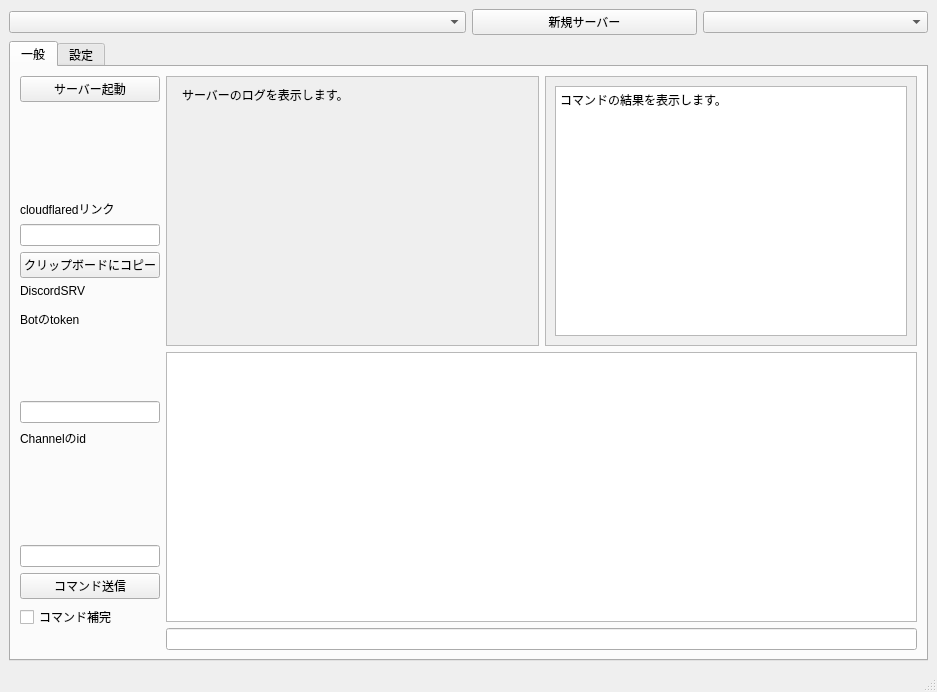
Old version of the form mainwindow.ui in the repository forestfamily4/mslauncher.
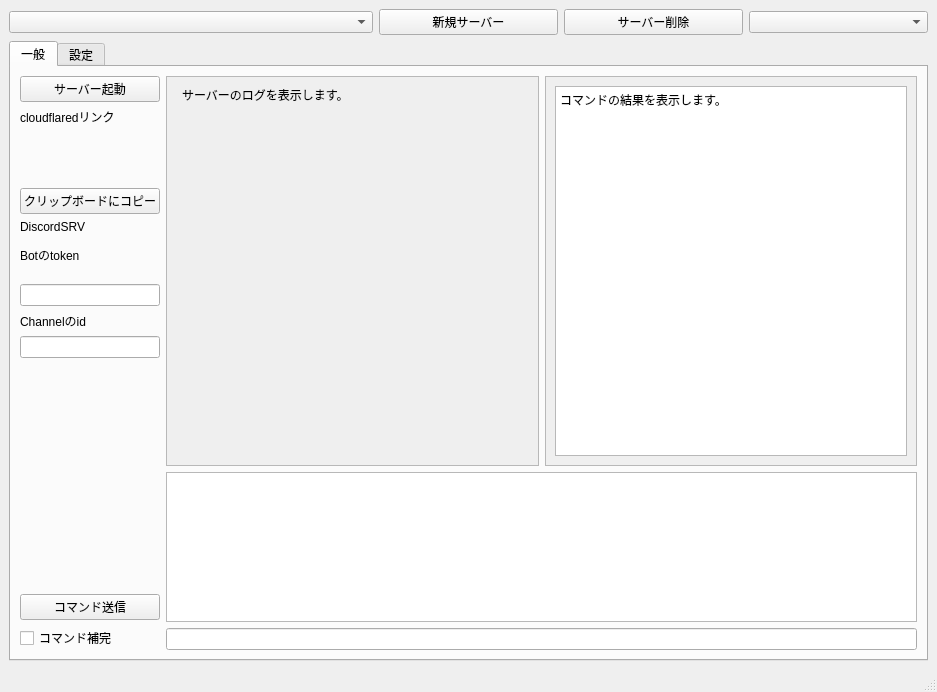
New version of the form. Icons and pictures are not drawn.

Diff of the .ui file:
```diff
--- a/mainwindow.ui
+++ b/mainwindow.ui
@@ -19,7 +19,10 @@
   </property>
   <widget class="QWidget" name="centralwidget">
    <layout class="QGridLayout" name="gridLayout">
-    <item row="2" column="0" colspan="4">
+    <item row="0" column="0" colspan="2">
+     <widget class="QComboBox" name="comboBox_Servers"/>
+    </item>
+    <item row="2" column="0" colspan="5">
      <widget class="QTabWidget" name="tabWidget">
       <property name="currentIndex">
        <number>0</number>
@@ -49,7 +52,26 @@
            </widget>
           </item>
           <item>
-           <widget class="QLineEdit" name="lineEdit_3"/>
+           <widget class="QLabel" name="label_cloudflared">
+            <property name="minimumSize">
+             <size>
+              <width>0</width>
+              <height>50</height>
+             </size>
+            </property>
+            <property name="maximumSize">
+             <size>
+              <width>150</width>
+              <height>16777215</height>
+             </size>
+            </property>
+            <property name="text">
+             <string>&lt;html&gt;&lt;head/&gt;&lt;body&gt;&lt;p&gt;&lt;br/&gt;&lt;/p&gt;&lt;/body&gt;&lt;/html&gt;</string>
+            </property>
+            <property name="textFormat">
+             <enum>Qt::AutoText</enum>
+            </property>
+           </widget>
           </item>
           <item>
            <widget class="QPushButton" name="pushButton_ClipBoard">
@@ -96,6 +118,19 @@
           <item>
            <widget class="QLineEdit" name="lineEdit_DiscordChannelId"/>
           </item>
+          <item>
+           <spacer name="verticalSpacer">
+            <property name="orientation">
+             <enum>Qt::Vertical</enum>
+            </property>
+            <property name="sizeHint" stdset="0">
+             <size>
+              <width>20</width>
+              <height>40</height>
+             </size>
+            </property>
+           </spacer>
+          </item>
           <item>
            <widget class="QPushButton" name="pushButton_Command">
             <property name="text">
@@ -130,7 +165,7 @@
                  <x>0</x>
                  <y>0</y>
                  <width>355</width>
-                 <height>252</height>
+                 <height>358</height>
                 </rect>
                </property>
                <layout class="QFormLayout" name="formLayout">
@@ -183,7 +218,7 @@
                  <x>0</x>
                  <y>0</y>
                  <width>354</width>
-                 <height>252</height>
+                 <height>358</height>
                 </rect>
                </property>
                <layout class="QFormLayout" name="formLayout_2">
@@ -204,7 +239,14 @@
            <widget class="QLineEdit" name="lineEdit_Command"/>
           </item>
           <item row="2" column="0">
-           <widget class="QTreeView" name="treeView"/>
+           <widget class="QTreeView" name="treeView">
+            <property name="maximumSize">
+             <size>
+              <width>16777215</width>
+              <height>150</height>
+             </size>
+            </property>
+           </widget>
           </item>
          </layout>
         </item>
@@ -250,13 +292,6 @@
       </widget>
      </widget>
     </item>
-    <item row="0" column="3">
-     <widget class="QComboBox" name="comboBox_lang">
-      <property name="currentText">
-       <string/>
-      </property>
-     </widget>
-    </item>
     <item row="0" column="2">
      <widget class="QPushButton" name="NewServerButton">
       <property name="text">
@@ -264,8 +299,19 @@
       </property>
      </widget>
     </item>
-    <item row="0" column="0" colspan="2">
-     <widget class="QComboBox" name="comboBox_Servers"/>
+    <item row="0" column="4">
+     <widget class="QComboBox" name="comboBox_lang">
+      <property name="currentText">
+       <string/>
+      </property>
+     </widget>
+    </item>
+    <item row="0" column="3">
+     <widget class="QPushButton" name="pushButton">
+      <property name="text">
+       <string>サーバー削除</string>
+      </property>
+     </widget>
     </item>
    </layout>
   </widget>
```
